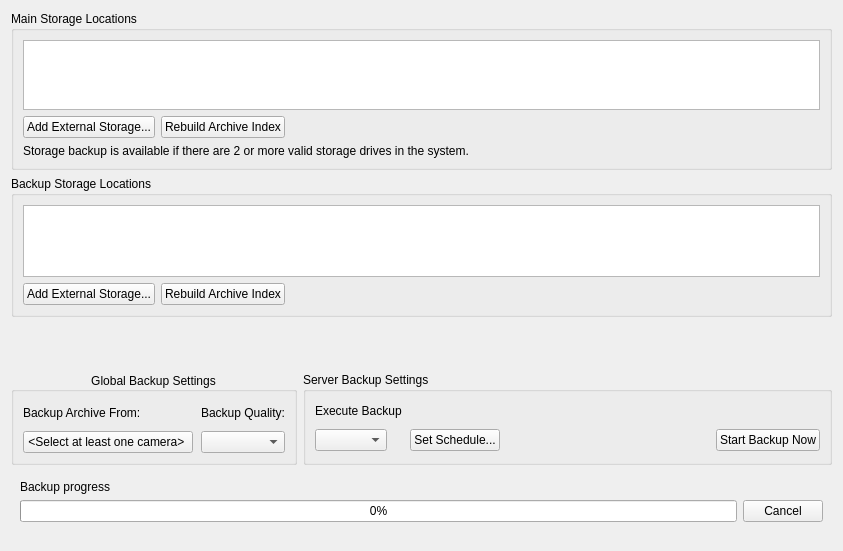
First picture: the form in client/src/ui/widgets/properties/storage_config_widget.ui, repository networkoptix/nx_open, before the edit.
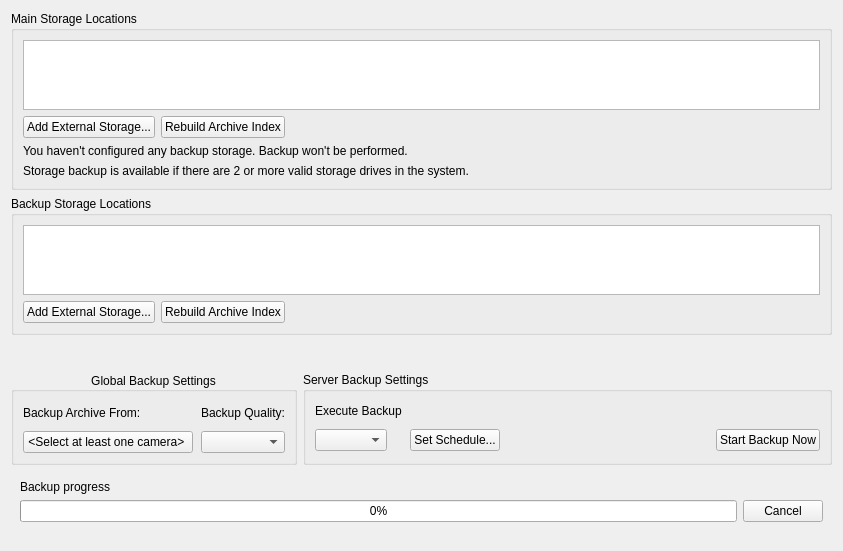
Second picture: the form after the edit. Custom widgets are drawn as their Qt base class.

Commit message:
VMS-1748: Do not perform backup by schedule if all storages in Main group
<==== Mercurial data ====>
Branch: dev_2.5.0_gui

Patch:
```diff
--- a/client/src/ui/widgets/properties/storage_config_widget.ui
+++ b/client/src/ui/widgets/properties/storage_config_widget.ui
@@ -16,7 +16,7 @@
      <property name="title">
       <string>Main Storage Locations</string>
      </property>
-     <layout class="QVBoxLayout" name="verticalLayout" stretch="1,0,0">
+     <layout class="QVBoxLayout" name="verticalLayout" stretch="1,0,0,0">
       <item>
        <widget class="QnTableView" name="mainStoragesTable">
         <property name="autoFillBackground">
@@ -79,6 +79,13 @@
         </item>
        </layout>
       </item>
+      <item>
+       <widget class="QLabel" name="backupStoragesAbsentLabel">
+        <property name="text">
+         <string>You haven't configured any backup storage. Backup won't be performed.</string>
+        </property>
+       </widget>
+      </item>
       <item>
        <widget class="QLabel" name="backupOptionLabel">
         <property name="text">
```
The commit also changes 1 other file.
